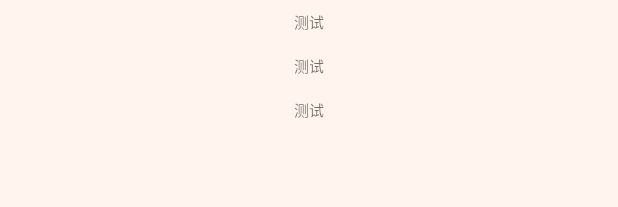
After one commit to kevintychus28/-, an Android app: the layout cource_item.xml on its own in the app's theme, with its tools: preview values and no code run, on a phone screen of 412 x 824 dp. The commit adds this screen. Shown: the top 207 px of the screen. Run offline under Robolectric (Android 15) with nearby library versions, the phone set to English and light mode, and no system bars.

Commit message:
课程view

```diff
--- a/app/src/main/AndroidManifest.xml
+++ b/app/src/main/AndroidManifest.xml
@@ -9,7 +9,7 @@
         android:roundIcon="@mipmap/ic_launcher_round"
         android:supportsRtl="true"
         android:theme="@style/Theme.CMS">
-        <activity android:name=".Schedule"></activity>
+        <activity android:name=".student.schedule.Schedule"></activity>
         <activity android:name=".MainActivity">
             <intent-filter>
                 <action android:name="android.intent.action.MAIN" />
--- a/app/src/main/java/com/example/cms/MainActivity.java
+++ b/app/src/main/java/com/example/cms/MainActivity.java
@@ -9,6 +9,6 @@ public class MainActivity extends AppCompatActivity {
     @Override
     protected void onCreate(Bundle savedInstanceState) {
         super.onCreate(savedInstanceState);
-        setContentView(R.layout.activity_main);
+        setContentView(R.layout.activity_schedule);
     }
 }
--- /dev/null
+++ b/app/src/main/res/layout/cource_item.xml
@@ -0,0 +1,46 @@
+<?xml version="1.0" encoding="utf-8"?>
+<LinearLayout xmlns:android="http://schemas.android.com/apk/res/android"
+    android:layout_width="match_parent"
+    android:layout_height="match_parent"
+    android:orientation="vertical"
+    android:background="#F4FFF5EE">
+
+    <TextView
+        android:id="@+id/cName"
+        android:layout_width="match_parent"
+        android:layout_height="25dp"
+        android:layout_marginLeft="3dp"
+        android:layout_marginRight="3dp"
+        android:layout_marginTop="2dp"
+        android:layout_marginBottom="2dp"
+        android:padding="2dp"
+        android:textSize="10dp"
+        android:text="测试"
+        android:gravity="center"/>
+
+    <TextView
+        android:id="@+id/cClassroom"
+        android:layout_width="match_parent"
+        android:layout_height="25dp"
+        android:layout_marginLeft="3dp"
+        android:layout_marginRight="3dp"
+        android:layout_marginTop="2dp"
+        android:layout_marginBottom="2dp"
+        android:padding="2dp"
+        android:textSize="10dp"
+        android:text="测试"
+        android:gravity="center"/>
+
+    <TextView
+        android:id="@+id/cTeacher"
+        android:layout_width="match_parent"
+        android:layout_height="25dp"
+        android:layout_marginLeft="3dp"
+        android:layout_marginRight="3dp"
+        android:layout_marginTop="2dp"
+        android:layout_marginBottom="2dp"
+        android:padding="2dp"
+        android:textSize="10dp"
+        android:text="测试"
+        android:gravity="center"/>
+</LinearLayout>
```
Also changed, not shown: app/src/main/java/com/example/cms/Schedule.java (deleted, +0 -14 lines), app/src/main/java/com/example/cms/student/schedule/Cource.java (added, +40 -0 lines), app/src/main/java/com/example/cms/student/schedule/MyAdapter.java (added, +56 -0 lines), app/src/main/java/com/example/cms/student/schedule/Schedule.java (added, +32 -0 lines), app/src/main/res/layout/activity_schedule.xml (+100 -34 lines), app/src/main/res/values/strings.xml (+14 -0 lines).
